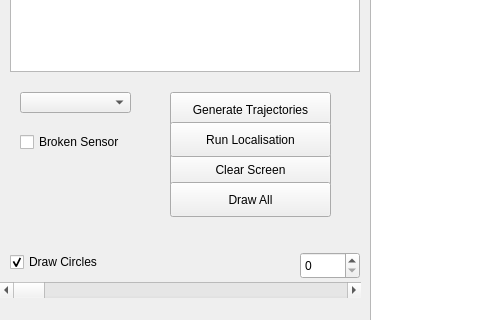
This is mainwindow.ui in benEnsta/faultManchester as Qt 5 draws it before an edit; both pictures show x 0 to 480 and y 345 to 665 of the 1097 by 787 pixel window. The edited form follows.
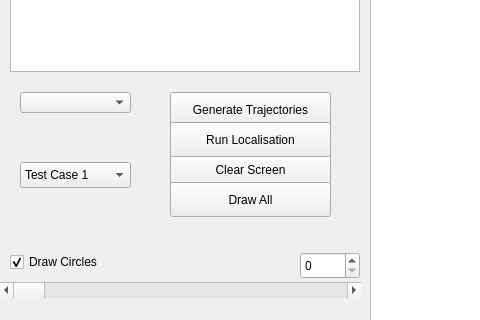
This is the edited form.

Diff of the .ui file:
```diff
--- a/mainwindow.ui
+++ b/mainwindow.ui
@@ -239,18 +239,30 @@
      <bool>true</bool>
     </property>
    </widget>
-   <widget class="QCheckBox" name="BrokenSensor">
+   <widget class="QComboBox" name="testCases">
     <property name="geometry">
      <rect>
       <x>20</x>
-      <y>460</y>
-      <width>121</width>
-      <height>20</height>
+      <y>490</y>
+      <width>111</width>
+      <height>26</height>
      </rect>
     </property>
-    <property name="text">
-     <string>Broken Sensor</string>
-    </property>
+    <item>
+     <property name="text">
+      <string>Test Case 1</string>
+     </property>
+    </item>
+    <item>
+     <property name="text">
+      <string>Test Case 2</string>
+     </property>
+    </item>
+    <item>
+     <property name="text">
+      <string>Test Case 3</string>
+     </property>
+    </item>
    </widget>
   </widget>
   <widget class="QMenuBar" name="menuBar">
```
